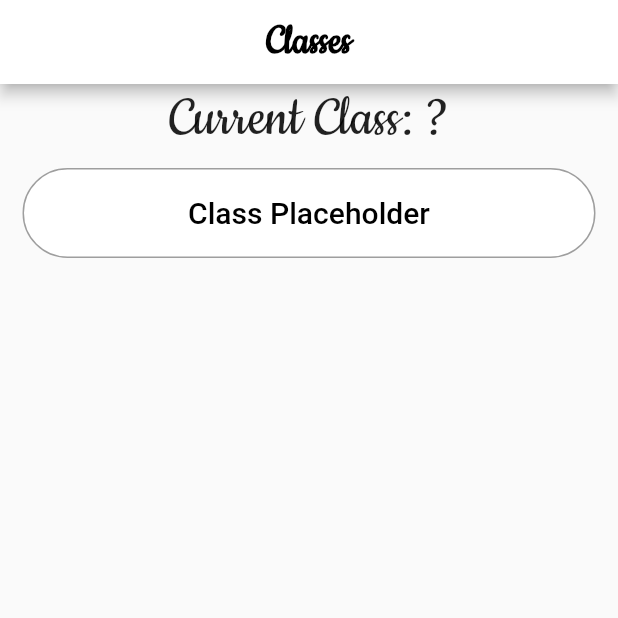
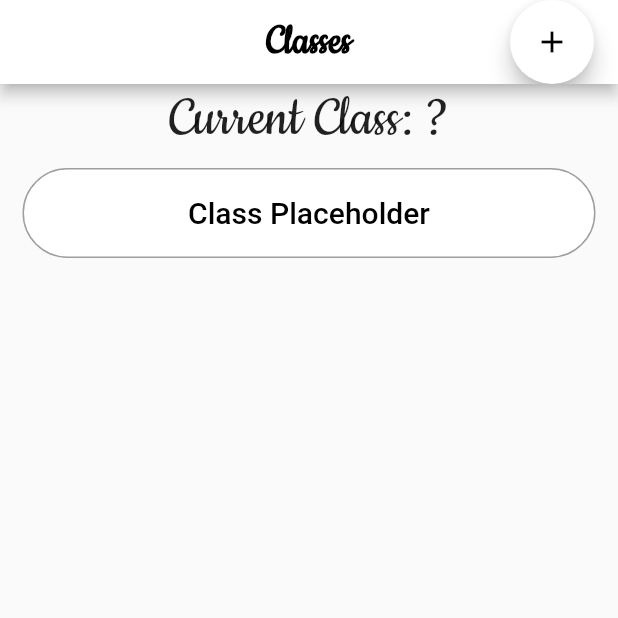
Before and after one commit to nextstepsyep/community-on-demand-2021, a Flutter app: the NavigationScreen screen opened directly, on a phone screen of 412 x 824 dp, the top half of it. Run offline on Flutter 3.47's test engine with Material 2 defaults, Android fonts, the phone set to English and light mode, and no system bars; our stand-ins replace cloud_firestore, firebase_auth, firebase_core; accounts and stored records are empty.

Commit message:
Added add classes front-end button

```diff
--- a/lib/Screens/Home/teacher/teacher_home_screen.dart
+++ b/lib/Screens/Home/teacher/teacher_home_screen.dart
@@ -34,10 +34,30 @@ class _NavigationState extends State<NavigationScreen> {
       fontWeight: FontWeight.bold,
       color: Colors.black,
       fontFamily: 'Cookie');
-  static const List<Widget> _widgetOptions = <Widget>[
-    Text(
-      'Classes',
-      style: optionStyle,
+  static List<Widget> _widgetOptions = <Widget>[
+    Row(
+      children: <Widget>[
+        Expanded(
+          child: Padding(
+            padding: const EdgeInsets.only(left: 0.0),
+            child: Text(
+              "Classes",
+              style: optionStyle,
+              textAlign: TextAlign.center,
+            ),
+          ),
+        ),
+        FloatingActionButton(
+          onPressed: () {
+            // TODO : Firebase data for class objects need to be implemented.
+          },
+          child: const Icon(
+              Icons.add,
+              color: Colors.black
+          ),
+          backgroundColor: Colors.white
+        )
+      ],
     ),
     Text(
       'Projects',
```
